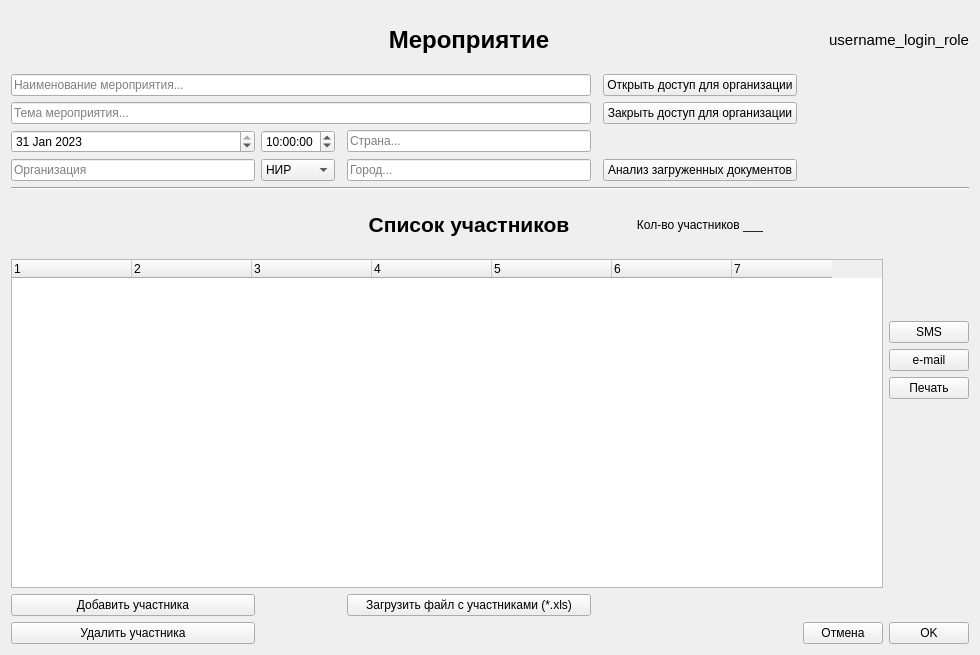
Before: the Qt Designer form Ui_designer/Ui_Event.ui in Vsesvet/FastComm, drawn with Qt 5.
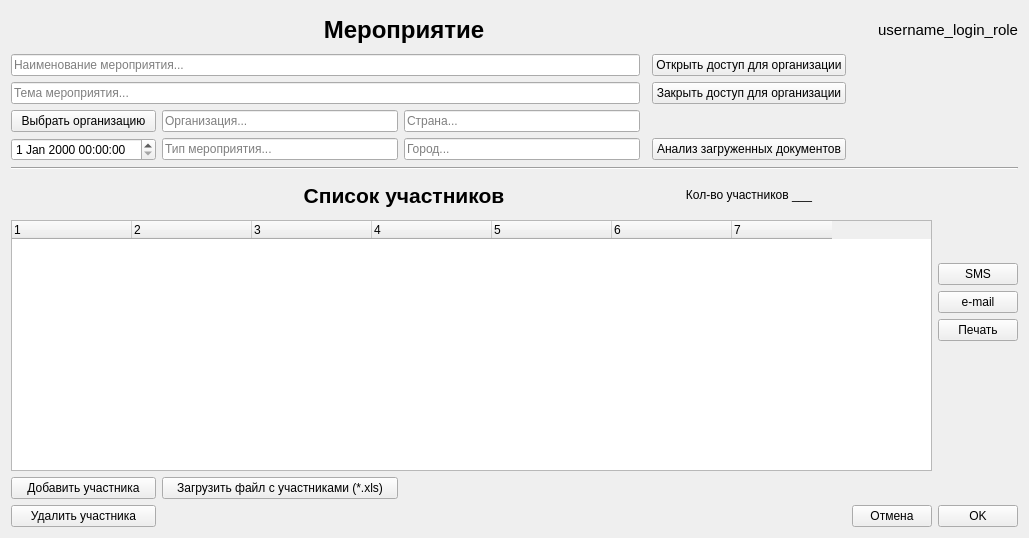
After: the same form once the commit is applied.

Commit message: Внесены переименования в Ui_Event

Patch:
```diff
--- a/Ui_designer/Ui_Event.ui
+++ b/Ui_designer/Ui_Event.ui
@@ -6,253 +6,165 @@
    <rect>
     <x>0</x>
     <y>0</y>
-    <width>980</width>
-    <height>655</height>
+    <width>1029</width>
+    <height>538</height>
    </rect>
   </property>
   <property name="windowTitle">
    <string>Event</string>
   </property>
   <layout class="QGridLayout" name="gridLayout">
-   <item row="11" column="5">
-    <widget class="QLabel" name="label_total_participants">
-     <property name="text">
-      <string>Кол-во участников ___</string>
-     </property>
-     <property name="alignment">
-      <set>Qt::AlignCenter</set>
-     </property>
-    </widget>
-   </item>
-   <item row="20" column="7">
-    <widget class="QPushButton" name="pushButton_ok">
-     <property name="text">
-      <string>OK</string>
-     </property>
-    </widget>
-   </item>
-   <item row="19" column="3">
-    <widget class="QPushButton" name="pushButton_load_xls">
-     <property name="whatsThis">
-      <string>Активна только если участников = 0</string>
-     </property>
-     <property name="text">
-      <string>Загрузить файл с участниками (*.xls)</string>
-     </property>
-    </widget>
-   </item>
-   <item row="7" column="0">
-    <widget class="QDateEdit" name="event_data">
-     <property name="dateTime">
-      <datetime>
-       <hour>0</hour>
-       <minute>0</minute>
-       <second>0</second>
-       <year>2023</year>
-       <month>1</month>
-       <day>31</day>
-      </datetime>
-     </property>
-     <property name="maximumDateTime">
-      <datetime>
-       <hour>23</hour>
-       <minute>59</minute>
-       <second>59</second>
-       <year>2050</year>
-       <month>12</month>
-       <day>30</day>
-      </datetime>
-     </property>
-     <property name="minimumDate">
-      <date>
-       <year>1752</year>
-       <month>9</month>
-       <day>15</day>
-      </date>
-     </property>
-     <property name="date">
-      <date>
-       <year>2023</year>
-       <month>1</month>
-       <day>31</day>
-      </date>
-     </property>
-    </widget>
-   </item>
-   <item row="19" column="0">
-    <widget class="QPushButton" name="pushButton_add_event_participance">
-     <property name="text">
-      <string>Добавить участника</string>
-     </property>
-    </widget>
-   </item>
-   <item row="10" column="0" colspan="8">
-    <widget class="Line" name="line">
-     <property name="orientation">
-      <enum>Qt::Horizontal</enum>
-     </property>
-    </widget>
-   </item>
    <item row="7" column="1">
-    <widget class="QTimeEdit" name="event_time">
-     <property name="time">
-      <time>
-       <hour>10</hour>
-       <minute>0</minute>
-       <second>0</second>
-      </time>
+    <widget class="QLineEdit" name="lineEdit_selected_organization">
+     <property name="readOnly">
+      <bool>true</bool>
      </property>
-    </widget>
-   </item>
-   <item row="20" column="0">
-    <widget class="QPushButton" name="pushButton_del_event_participance">
-     <property name="text">
-      <string>Удалить участника</string>
-     </property>
-    </widget>
-   </item>
-   <item row="7" column="3">
-    <widget class="QLineEdit" name="event_country">
      <property name="placeholderText">
-      <string>Страна...</string>
+      <string>Организация...</string>
      </property>
     </widget>
    </item>
-   <item row="6" column="0" colspan="4">
-    <widget class="QLineEdit" name="event_theme">
-     <property name="placeholderText">
-      <string>Тема мероприятия...</string>
-     </property>
-    </widget>
-   </item>
-   <item row="9" column="5">
+   <item row="9" column="4">
     <widget class="QPushButton" name="pushButton_analisis_doc">
      <property name="text">
       <string>Анализ загруженных документов</string>
      </property>
     </widget>
    </item>
-   <item row="6" column="5">
-    <widget class="QPushButton" name="pushButton_close_access">
-     <property name="text">
-      <string>Закрыть доступ для организации</string>
-     </property>
-    </widget>
-   </item>
-   <item row="15" column="7">
-    <widget class="QPushButton" name="pushButton_print_list">
-     <property name="text">
-      <string>Печать</string>
-     </property>
-    </widget>
-   </item>
-   <item row="9" column="0">
-    <widget class="QLineEdit" name="lineEdit_organization">
-     <property name="placeholderText">
-      <string>Организация</string>
-     </property>
-    </widget>
-   </item>
-   <item row="1" column="5" colspan="3">
-    <widget class="QLabel" name="label_username_login_role">
-     <property name="enabled">
-      <bool>true</bool>
-     </property>
-     <property name="font">
-      <font>
-       <pointsize>11</pointsize>
-       <kerning>true</kerning>
-      </font>
-     </property>
-     <property name="autoFillBackground">
-      <bool>false</bool>
-     </property>
-     <property name="text">
-      <string>username_login_role</string>
-     </property>
-     <property name="textFormat">
-      <enum>Qt::AutoText</enum>
-     </property>
-     <property name="alignment">
-      <set>Qt::AlignRight|Qt::AlignTrailing|Qt::AlignVCenter</set>
-     </property>
-    </widget>
-   </item>
-   <item row="11" column="2" colspan="3">
-    <widget class="QLabel" name="label_list_members">
-     <property name="font">
-      <font>
-       <pointsize>16</pointsize>
-       <weight>75</weight>
-       <bold>true</bold>
-      </font>
-     </property>
-     <property name="text">
-      <string>Список участников</string>
-     </property>
-     <property name="alignment">
-      <set>Qt::AlignCenter</set>
-     </property>
-    </widget>
-   </item>
-   <item row="5" column="0" colspan="4">
-    <widget class="QLineEdit" name="event_name">
-     <property name="placeholderText">
-      <string>Наименование мероприятия...</string>
-     </property>
-    </widget>
-   </item>
-   <item row="9" column="3">
-    <widget class="QLineEdit" name="event_city">
-     <property name="placeholderText">
-      <string>Город...</string>
-     </property>
-    </widget>
-   </item>
-   <item row="20" column="6">
+   <item row="20" column="5">
     <widget class="QPushButton" name="pushButton_cancel">
      <property name="text">
       <string>Отмена</string>
      </property>
     </widget>
    </item>
-   <item row="5" column="5">
-    <widget class="QPushButton" name="pushButton_open_access">
+   <item row="11" column="4">
+    <widget class="QLabel" name="label_total_participants">
      <property name="text">
-      <string>Открыть доступ для организации</string>
+      <string>Кол-во участников ___</string>
      </property>
+     <property name="alignment">
+      <set>Qt::AlignCenter</set>
+     </property>
     </widget>
    </item>
-   <item row="14" column="7">
+   <item row="1" column="1" colspan="3">
+    <widget class="QLabel" name="label_Event">
+     <property name="font">
+      <font>
+       <pointsize>18</pointsize>
+       <weight>75</weight>
+       <bold>true</bold>
+       <kerning>true</kerning>
+      </font>
+     </property>
+     <property name="text">
+      <string>Мероприятие</string>
+     </property>
+     <property name="alignment">
+      <set>Qt::AlignCenter</set>
+     </property>
+    </widget>
+   </item>
+   <item row="14" column="6">
     <widget class="QPushButton" name="pushButton_email">
      <property name="text">
       <string>e-mail</string>
      </property>
     </widget>
    </item>
-   <item row="13" column="7">
-    <widget class="QPushButton" name="pushButton_send_sms">
+   <item row="9" column="2">
+    <widget class="QLineEdit" name="lineEdit_event_city">
+     <property name="placeholderText">
+      <string>Город...</string>
+     </property>
+    </widget>
+   </item>
+   <item row="19" column="0">
+    <widget class="QPushButton" name="pushButton_add_event_participant">
      <property name="text">
-      <string>SMS</string>
+      <string>Добавить участника</string>
+     </property>
+    </widget>
+   </item>
+   <item row="7" column="0">
+    <widget class="QPushButton" name="pushButton_select_organization">
+     <property name="text">
+      <string>Выбрать организацию</string>
+     </property>
+    </widget>
+   </item>
+   <item row="20" column="6">
+    <widget class="QPushButton" name="pushButton_ok">
+     <property name="text">
+      <string>OK</string>
+     </property>
+    </widget>
+   </item>
+   <item row="5" column="0" colspan="3">
+    <widget class="QLineEdit" name="lineEdit_event_name">
+     <property name="placeholderText">
+      <string>Наименование мероприятия...</string>
      </property>
     </widget>
    </item>
    <item row="9" column="1">
-    <widget class="QComboBox" name="event_type">
-     <item>
-      <property name="text">
-       <string>НИР</string>
-      </property>
-     </item>
-     <item>
-      <property name="text">
-       <string>Кадавр</string>
-      </property>
-     </item>
+    <widget class="QLineEdit" name="lineEdit_type_event">
+     <property name="placeholderText">
+      <string>Тип мероприятия...</string>
+     </property>
     </widget>
    </item>
-   <item row="12" column="0" rowspan="7" colspan="7">
-    <widget class="QTreeWidget" name="tree_event_list_participants">
+   <item row="9" column="0">
+    <widget class="QDateTimeEdit" name="event_dateTime"/>
+   </item>
+   <item row="15" column="6">
+    <widget class="QPushButton" name="pushButton_print_list">
+     <property name="text">
+      <string>Печать</string>
+     </property>
+    </widget>
+   </item>
+   <item row="6" column="0" colspan="3">
+    <widget class="QLineEdit" name="lineEdit_event_theme">
+     <property name="placeholderText">
+      <string>Тема мероприятия...</string>
+     </property>
+    </widget>
+   </item>
+   <item row="11" column="1" colspan="3">
+    <widget class="QLabel" name="label_list_participants">
+     <property name="font">
+      <font>
+       <pointsize>16</pointsize>
+       <weight>75</weight>
+       <bold>true</bold>
+      </font>
+     </property>
+     <property name="text">
+      <string>Список участников</string>
+     </property>
+     <property name="alignment">
+      <set>Qt::AlignCenter</set>
+     </property>
+    </widget>
+   </item>
+   <item row="20" column="0">
+    <widget class="QPushButton" name="pushButton_del_event_participant">
+     <property name="text">
+      <string>Удалить участника</string>
+     </property>
+    </widget>
+   </item>
+   <item row="10" column="0" colspan="7">
+    <widget class="Line" name="line">
+     <property name="orientation">
+      <enum>Qt::Horizontal</enum>
+     </property>
+    </widget>
+   </item>
+   <item row="12" column="0" rowspan="7" colspan="6">
+    <widget class="QTreeWidget" name="tree_event_participants_list">
      <property name="columnCount">
       <number>7</number>
      </property>
@@ -302,21 +214,66 @@
      </column>
     </widget>
    </item>
-   <item row="1" column="2" colspan="3">
-    <widget class="QLabel" name="label_open_event">
+   <item row="1" column="4" colspan="3">
+    <widget class="QLabel" name="label_username_login_role">
+     <property name="enabled">
+      <bool>true</bool>
+     </property>
      <property name="font">
       <font>
-       <pointsize>18</pointsize>
-       <weight>75</weight>
-       <bold>true</bold>
+       <pointsize>11</pointsize>
        <kerning>true</kerning>
       </font>
      </property>
+     <property name="autoFillBackground">
+      <bool>false</bool>
+     </property>
      <property name="text">
-      <string>Мероприятие</string>
+      <string>username_login_role</string>
+     </property>
+     <property name="textFormat">
+      <enum>Qt::AutoText</enum>
      </property>
      <property name="alignment">
-      <set>Qt::AlignCenter</set>
+      <set>Qt::AlignRight|Qt::AlignTrailing|Qt::AlignVCenter</set>
+     </property>
+    </widget>
+   </item>
+   <item row="7" column="2">
+    <widget class="QLineEdit" name="lineEdit_event_country">
+     <property name="placeholderText">
+      <string>Страна...</string>
+     </property>
+    </widget>
+   </item>
+   <item row="13" column="6">
+    <widget class="QPushButton" name="pushButton_sms">
+     <property name="text">
+      <string>SMS</string>
+     </property>
+    </widget>
+   </item>
+   <item row="6" column="4">
+    <widget class="QPushButton" name="pushButton_close_access">
+     <property name="text">
+      <string>Закрыть доступ для организации</string>
+     </property>
+    </widget>
+   </item>
+   <item row="5" column="4">
+    <widget class="QPushButton" name="pushButton_open_access">
+     <property name="text">
+      <string>Открыть доступ для организации</string>
+     </property>
+    </widget>
+   </item>
+   <item row="19" column="1">
+    <widget class="QPushButton" name="pushButton_load_xls">
+     <property name="whatsThis">
+      <string>Активна только если участников = 0</string>
+     </property>
+     <property name="text">
+      <string>Загрузить файл с участниками (*.xls)</string>
      </property>
     </widget>
    </item>
```
Left out of the diff: 42 changed lines with no effect on the pictures. The commit also changes 4 other files.
